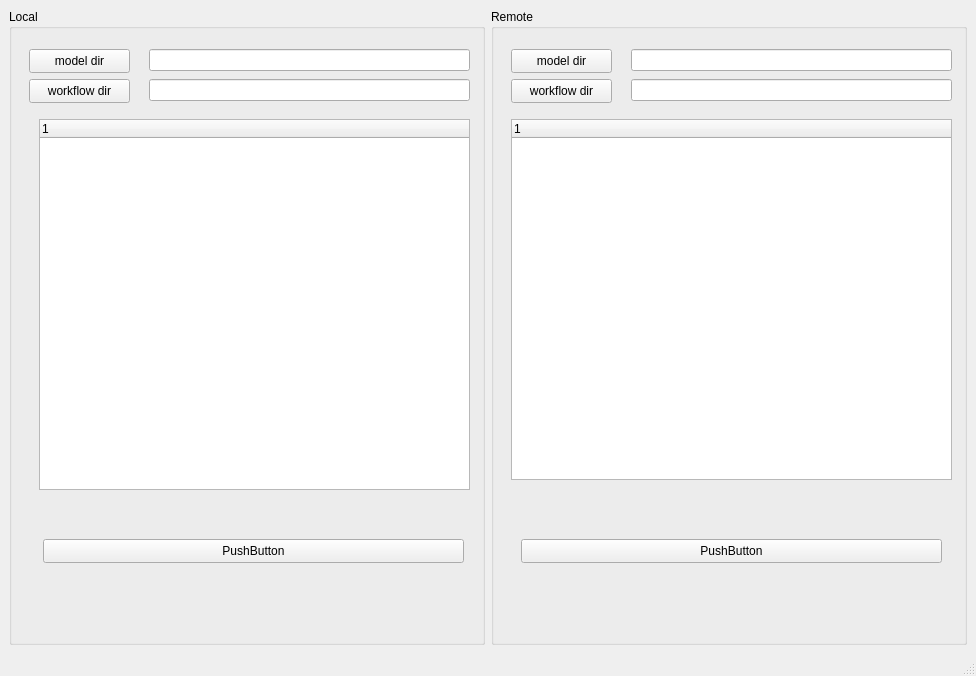
Above: comfyui_model_sync/model_sync_tool.ui from Dave-Fiala/runpod_storage_manager before the change. Below: the same form after it.
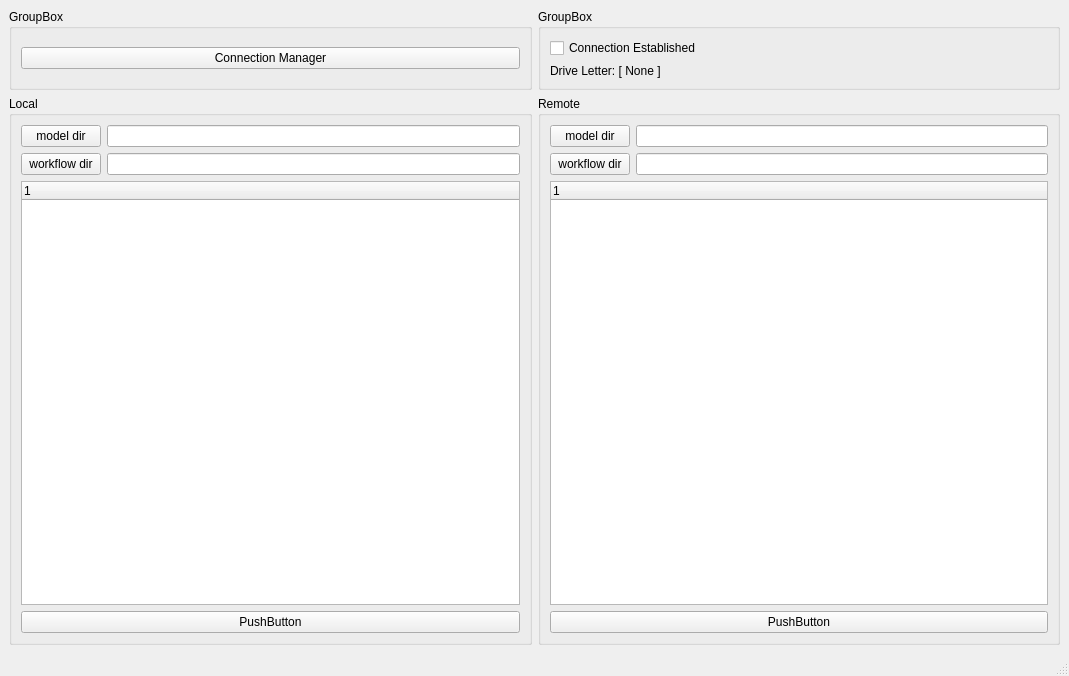
That is the form after the change.

Patch:
```diff
--- a/comfyui_model_sync/model_sync_tool.ui
+++ b/comfyui_model_sync/model_sync_tool.ui
@@ -6,7 +6,7 @@
    <rect>
     <x>0</x>
     <y>0</y>
-    <width>976</width>
+    <width>1069</width>
     <height>676</height>
    </rect>
   </property>
@@ -14,86 +14,107 @@
    <string>MainWindow</string>
   </property>
   <widget class="QWidget" name="centralwidget">
-   <layout class="QHBoxLayout" name="horizontalLayout">
+   <layout class="QVBoxLayout" name="verticalLayout_5">
+    <item>
+     <layout class="QHBoxLayout" name="horizontalLayout_7">
+      <item>
+       <widget class="QGroupBox" name="groupBox_3">
+        <property name="title">
+         <string>GroupBox</string>
+        </property>
+        <layout class="QVBoxLayout" name="verticalLayout_6">
+         <item>
+          <widget class="QPushButton" name="pushButton_7">
+           <property name="text">
+            <string>Connection Manager</string>
+           </property>
+          </widget>
+         </item>
+        </layout>
+       </widget>
+      </item>
+      <item>
+       <widget class="QGroupBox" name="groupBox_4">
+        <property name="title">
+         <string>GroupBox</string>
+        </property>
+        <layout class="QVBoxLayout" name="verticalLayout_7">
+         <item>
+          <widget class="QCheckBox" name="checkBox">
+           <property name="text">
+            <string>Connection Established</string>
+           </property>
+          </widget>
+         </item>
+         <item>
+          <widget class="QLabel" name="label">
+           <property name="text">
+            <string>Drive Letter: [ None ]</string>
+           </property>
+          </widget>
+         </item>
+        </layout>
+       </widget>
+      </item>
+     </layout>
+    </item>
+    <item>
+     <layout class="QHBoxLayout" name="horizontalLayout_4" stretch="1,1">
     <item>
      <widget class="QGroupBox" name="groupBox">
       <property name="title">
        <string>Local</string>
       </property>
-      <widget class="QLineEdit" name="lineEdit">
-       <property name="geometry">
-        <rect>
-         <x>140</x>
-         <y>40</y>
-         <width>321</width>
-         <height>22</height>
-        </rect>
-       </property>
-      </widget>
+        <layout class="QVBoxLayout" name="verticalLayout_2">
+         <item>
+          <layout class="QHBoxLayout" name="horizontalLayout_2">
+           <item>
       <widget class="QPushButton" name="pushButton">
-       <property name="geometry">
-        <rect>
-         <x>20</x>
-         <y>40</y>
-         <width>101</width>
-         <height>24</height>
-        </rect>
-       </property>
        <property name="text">
         <string>model dir</string>
        </property>
       </widget>
+           </item>
+           <item>
+            <widget class="QLineEdit" name="lineEdit"/>
+           </item>
+          </layout>
+         </item>
+         <item>
+          <layout class="QHBoxLayout" name="horizontalLayout_3">
+           <item>
       <widget class="QPushButton" name="pushButton_2">
-       <property name="geometry">
-        <rect>
-         <x>20</x>
-         <y>70</y>
-         <width>101</width>
-         <height>24</height>
-        </rect>
-       </property>
        <property name="text">
         <string>workflow dir</string>
        </property>
       </widget>
-      <widget class="QLineEdit" name="lineEdit_2">
-       <property name="geometry">
-        <rect>
-         <x>140</x>
-         <y>70</y>
-         <width>321</width>
-         <height>22</height>
-        </rect>
-       </property>
-      </widget>
+           </item>
+           <item>
+            <widget class="QLineEdit" name="lineEdit_2"/>
+           </item>
+          </layout>
+         </item>
+         <item>
+          <layout class="QVBoxLayout" name="verticalLayout">
+           <item>
       <widget class="QTreeWidget" name="treeWidget">
-       <property name="geometry">
-        <rect>
-         <x>30</x>
-         <y>110</y>
-         <width>431</width>
-         <height>371</height>
-        </rect>
-       </property>
        <column>
         <property name="text">
          <string notr="true">1</string>
         </property>
        </column>
       </widget>
+           </item>
+           <item>
       <widget class="QPushButton" name="pushButton_5">
-       <property name="geometry">
-        <rect>
-         <x>34</x>
-         <y>530</y>
-         <width>421</width>
-         <height>24</height>
-        </rect>
-       </property>
        <property name="text">
         <string>PushButton</string>
        </property>
       </widget>
+           </item>
+          </layout>
+         </item>
+        </layout>
      </widget>
     </item>
     <item>
@@ -101,81 +122,59 @@
       <property name="title">
        <string>Remote</string>
       </property>
-      <widget class="QLineEdit" name="lineEdit_4">
-       <property name="geometry">
-        <rect>
-         <x>140</x>
-         <y>40</y>
-         <width>321</width>
-         <height>22</height>
-        </rect>
-       </property>
-      </widget>
-      <widget class="QLineEdit" name="lineEdit_3">
-       <property name="geometry">
-        <rect>
-         <x>140</x>
-         <y>70</y>
-         <width>321</width>
-         <height>22</height>
-        </rect>
-       </property>
-      </widget>
-      <widget class="QPushButton" name="pushButton_4">
-       <property name="geometry">
-        <rect>
-         <x>20</x>
-         <y>70</y>
-         <width>101</width>
-         <height>24</height>
-        </rect>
-       </property>
-       <property name="text">
-        <string>workflow dir</string>
-       </property>
-      </widget>
+        <layout class="QVBoxLayout" name="verticalLayout_4">
+         <item>
+          <layout class="QHBoxLayout" name="horizontalLayout_5">
+           <item>
       <widget class="QPushButton" name="pushButton_3">
-       <property name="geometry">
-        <rect>
-         <x>20</x>
-         <y>40</y>
-         <width>101</width>
-         <height>24</height>
-        </rect>
-       </property>
        <property name="text">
         <string>model dir</string>
        </property>
       </widget>
+           </item>
+           <item>
+            <widget class="QLineEdit" name="lineEdit_4"/>
+           </item>
+          </layout>
+         </item>
+         <item>
+          <layout class="QHBoxLayout" name="horizontalLayout_6">
+           <item>
+            <widget class="QPushButton" name="pushButton_4">
+             <property name="text">
+              <string>workflow dir</string>
+             </property>
+            </widget>
+           </item>
+           <item>
+            <widget class="QLineEdit" name="lineEdit_3"/>
+           </item>
+          </layout>
+         </item>
+         <item>
+          <layout class="QVBoxLayout" name="verticalLayout_3">
+           <item>
       <widget class="QTreeWidget" name="treeWidget_2">
-       <property name="geometry">
-        <rect>
-         <x>20</x>
-         <y>110</y>
-         <width>441</width>
-         <height>361</height>
-        </rect>
-       </property>
        <column>
         <property name="text">
          <string notr="true">1</string>
         </property>
        </column>
       </widget>
+           </item>
+           <item>
       <widget class="QPushButton" name="pushButton_6">
-       <property name="geometry">
-        <rect>
-         <x>30</x>
-         <y>530</y>
-         <width>421</width>
-         <height>24</height>
-        </rect>
-       </property>
        <property name="text">
         <string>PushButton</string>
        </property>
       </widget>
-     </widget>
+           </item>
+          </layout>
+         </item>
+        </layout>
+       </widget>
+      </item>
+     </layout>
     </item>
    </layout>
   </widget>
```
Left out of the diff: 2 changed lines with no effect on the pictures. Lines whose indentation alone changed are shown as unchanged.
